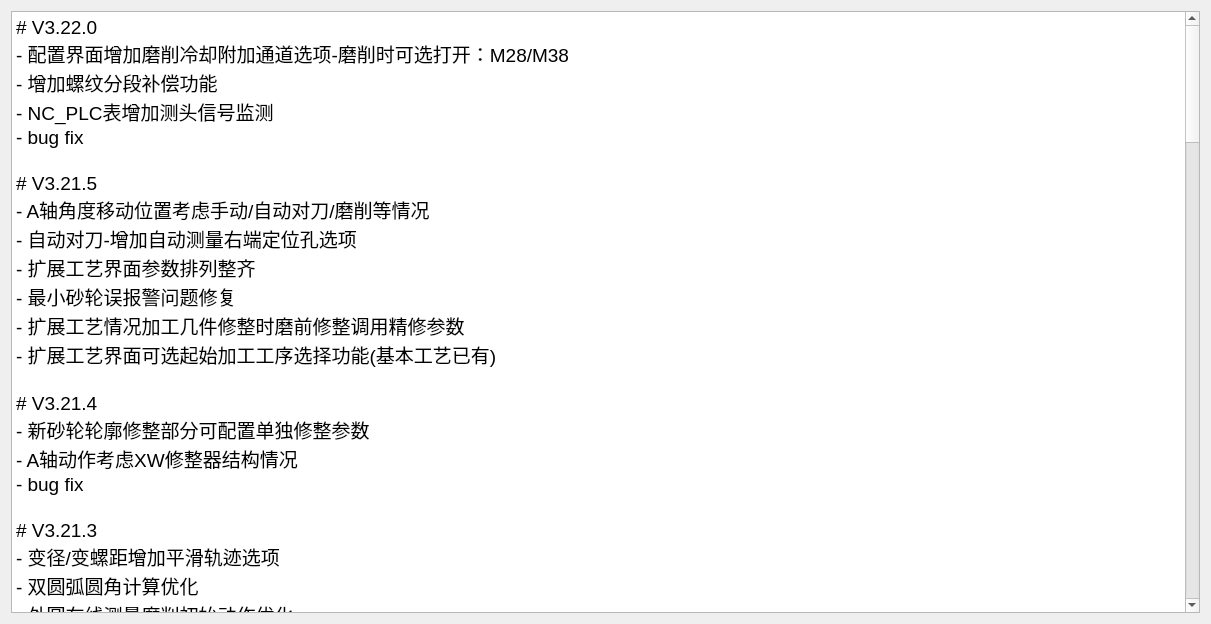
Above: history.ui from nie11kun/HorizonJuicerCreator before the change. Below: the same form after it.
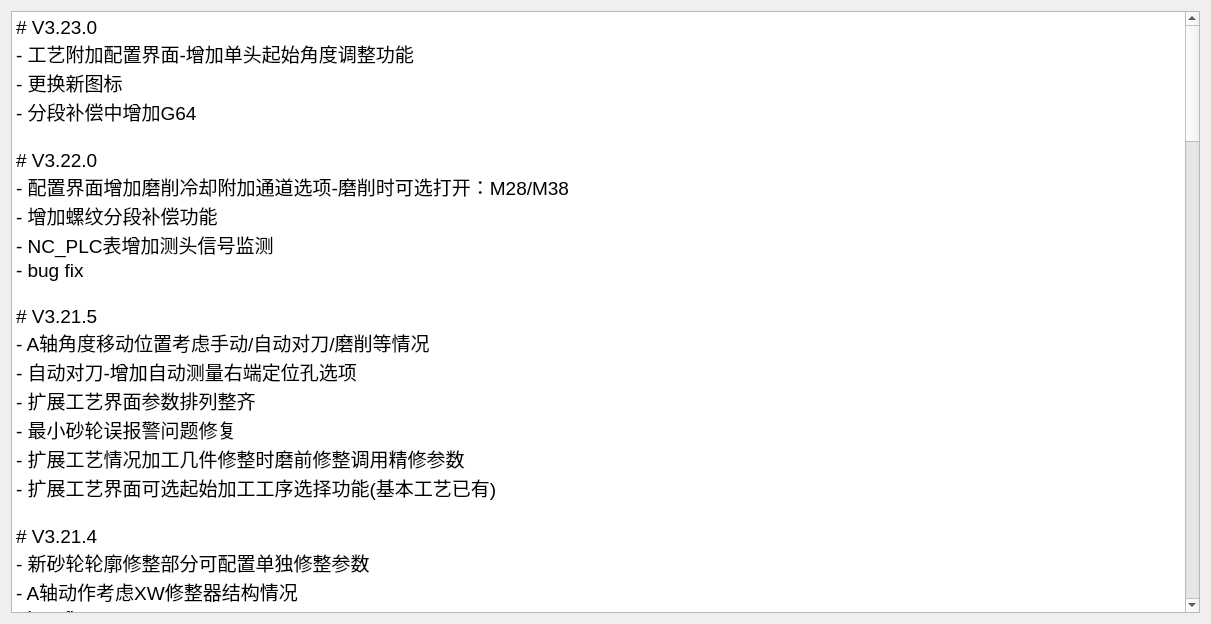
That is the form after the change.

```diff
--- a/history.ui
+++ b/history.ui
@@ -24,6 +24,11 @@
 li.unchecked::marker { content: &quot;\2610&quot;; }
 li.checked::marker { content: &quot;\2612&quot;; }
 &lt;/style&gt;&lt;/head&gt;&lt;body style=&quot; font-family:'Segoe UI'; font-size:9pt; font-weight:400; font-style:normal;&quot;&gt;
+&lt;p style=&quot; margin-top:0px; margin-bottom:0px; margin-left:0px; margin-right:0px; -qt-block-indent:0; text-indent:0px;&quot;&gt;&lt;span style=&quot; font-size:14pt;&quot;&gt;# V3.23.0&lt;/span&gt;&lt;/p&gt;
+&lt;p style=&quot; margin-top:0px; margin-bottom:0px; margin-left:0px; margin-right:0px; -qt-block-indent:0; text-indent:0px;&quot;&gt;&lt;span style=&quot; font-size:14pt;&quot;&gt;- 工艺附加配置界面-增加单头起始角度调整功能&lt;/span&gt;&lt;/p&gt;
+&lt;p style=&quot; margin-top:0px; margin-bottom:0px; margin-left:0px; margin-right:0px; -qt-block-indent:0; text-indent:0px;&quot;&gt;&lt;span style=&quot; font-size:14pt;&quot;&gt;- 更换新图标&lt;/span&gt;&lt;/p&gt;
+&lt;p style=&quot; margin-top:0px; margin-bottom:0px; margin-left:0px; margin-right:0px; -qt-block-indent:0; text-indent:0px;&quot;&gt;&lt;span style=&quot; font-size:14pt;&quot;&gt;- 分段补偿中增加G64&lt;/span&gt;&lt;/p&gt;
+&lt;p style=&quot;-qt-paragraph-type:empty; margin-top:0px; margin-bottom:0px; margin-left:0px; margin-right:0px; -qt-block-indent:0; text-indent:0px; font-size:14pt;&quot;&gt;&lt;br /&gt;&lt;/p&gt;
 &lt;p style=&quot; margin-top:0px; margin-bottom:0px; margin-left:0px; margin-right:0px; -qt-block-indent:0; text-indent:0px;&quot;&gt;&lt;span style=&quot; font-size:14pt;&quot;&gt;# V3.22.0&lt;/span&gt;&lt;/p&gt;
 &lt;p style=&quot; margin-top:0px; margin-bottom:0px; margin-left:0px; margin-right:0px; -qt-block-indent:0; text-indent:0px;&quot;&gt;&lt;span style=&quot; font-size:14pt;&quot;&gt;- 配置界面增加磨削冷却附加通道选项-磨削时可选打开：M28/M38&lt;/span&gt;&lt;/p&gt;
 &lt;p style=&quot; margin-top:0px; margin-bottom:0px; margin-left:0px; margin-right:0px; -qt-block-indent:0; text-indent:0px;&quot;&gt;&lt;span style=&quot; font-size:14pt;&quot;&gt;- 增加螺纹分段补偿功能&lt;/span&gt;&lt;/p&gt;
```
